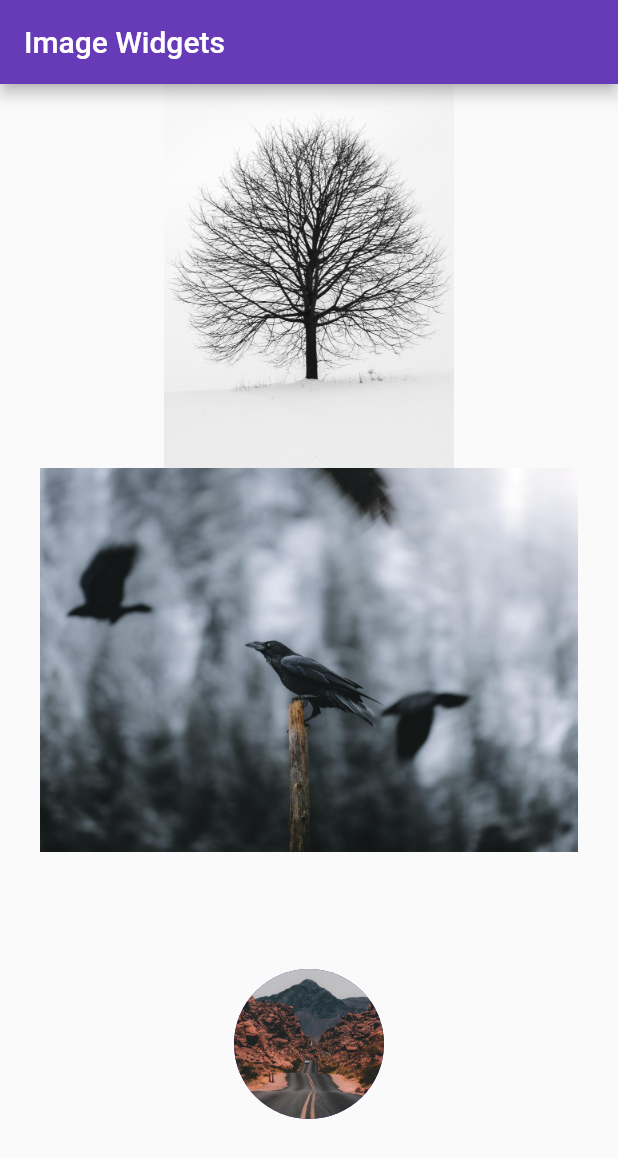
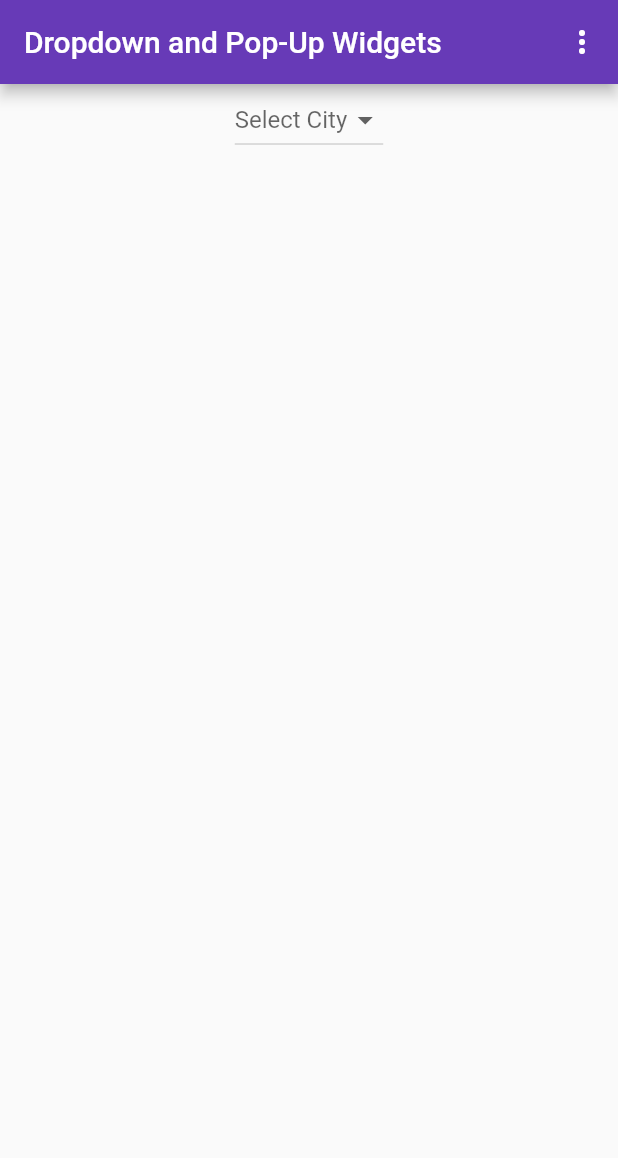
Before and after one commit to Umutk1nc/flutter-course, a Flutter app: the screen it shows after launch, on a phone screen of 412 x 824 dp. Shown: the top 1158 px of the screen. Run offline on Flutter 3.47's test engine with Material 3 defaults, Android fonts, the phone set to English and light mode, and no system bars.

Commit message:
Complete Lesson 8: Dropdown and PopUp Widgets

```diff
--- /dev/null
+++ b/course_app_03/lib/dropdown_popup.dart
@@ -0,0 +1,81 @@
+import 'package:flutter/material.dart';
+
+class DropdownPopup extends StatelessWidget{
+  const DropdownPopup({super.key});
+  @override
+  Widget build(BuildContext context) {
+    return Scaffold(
+      appBar: AppBar(
+        actions: [PopUpMenu()],
+
+        title:Text("Dropdown and Pop-Up Widgets"),),
+      body: Center(
+        child: Column(
+          children: [CustomDropDown()],
+        ),
+
+      ),
+    );
+  }
+}
+class CustomDropDown extends StatefulWidget{
+  const CustomDropDown({super.key});
+
+  @override
+  State<CustomDropDown> createState() => _CustomDropDownState();
+}
+
+class _CustomDropDownState extends State<CustomDropDown> {
+  // ignore: prefer_final_fields
+  var _cities=["Adana","Ankara","İstanbul","İzmir"];
+  String? _chosenCity;
+  @override
+  Widget build(BuildContext context){
+    return DropdownButton<String>(
+      hint: Text("Select City"),
+      value: _chosenCity,
+      items:_cities.map(
+        (String city)=> DropdownMenuItem(
+          value:city,
+          child: Text(city),
+          )
+        ).toList(),
+      onChanged: (value){
+        debugPrint("City:$value");
+        setState(() {
+          _chosenCity=value!;
+        });
+      },
+    );
+
+  }
+}
+
+
+class PopUpMenu extends StatefulWidget{
+  const PopUpMenu ({super.key});
+  @override
+  State<PopUpMenu> createState() => _PopUpMenuState();
+}
+
+class _PopUpMenuState extends State<PopUpMenu>{
+  final _cities=["Adana","Ankara","İstanbul","İzmir"];
+  var _chosenCity="Ankara";
+  @override
+  Widget build (BuildContext context) {
+    return PopupMenuButton<String>(
+      initialValue: _chosenCity,
+      itemBuilder:(context){
+      return _cities.map((String city){
+        return PopupMenuItem(
+          value:city,
+          child: Text(city));
+      },).toList();
+    },
+    onSelected: (value){
+      setState(() {
+        _chosenCity=value;
+      });
+    });
+  }
+}
--- a/course_app_03/lib/main.dart
+++ b/course_app_03/lib/main.dart
@@ -1,5 +1,7 @@
 // ignore: unused_import
 import 'package:course_app_03/button_types.dart';
+import 'package:course_app_03/dropdown_popup.dart';
+// ignore: unused_import
 import 'package:course_app_03/image_widgets.dart';
 import 'package:flutter/material.dart';
 
@@ -29,7 +31,7 @@ class MyApp extends StatelessWidget {
         primarySwatch: Colors.deepPurple,
         useMaterial3: false, //to use material 3 design
       ),
-      home: ImageWidgets(), //Button Types(), HomePage(), ImageWidgets can be used here to show the respective page
+      home: const DropdownPopup(), //Button Types(), HomePage(), ImageWidgets(), can be used here to show the respective page
     );
   }
 }
```
